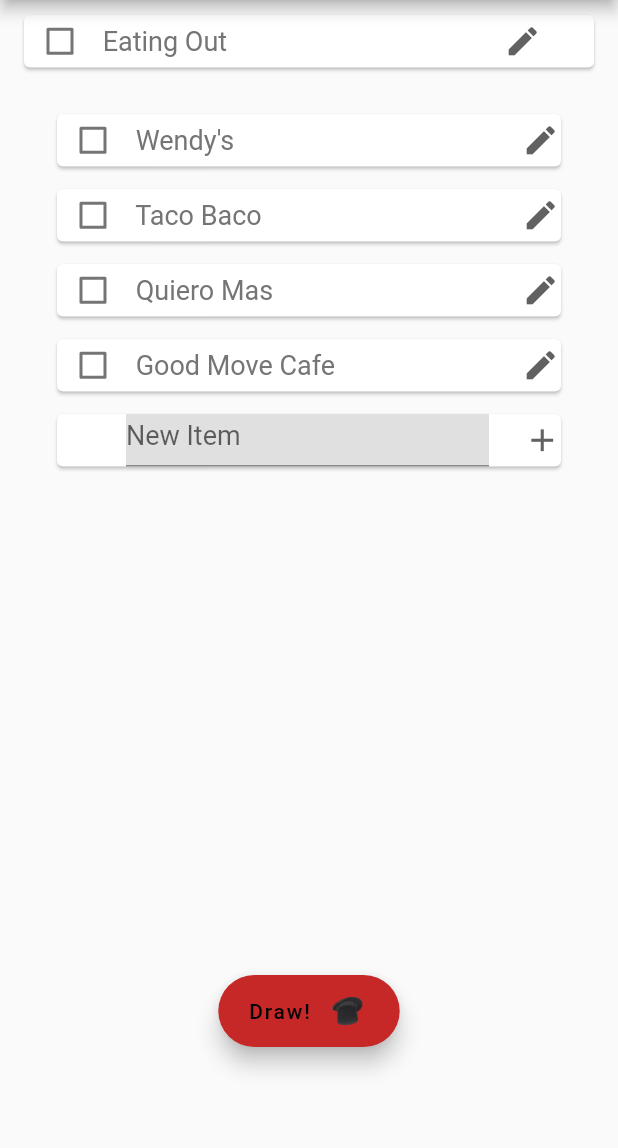
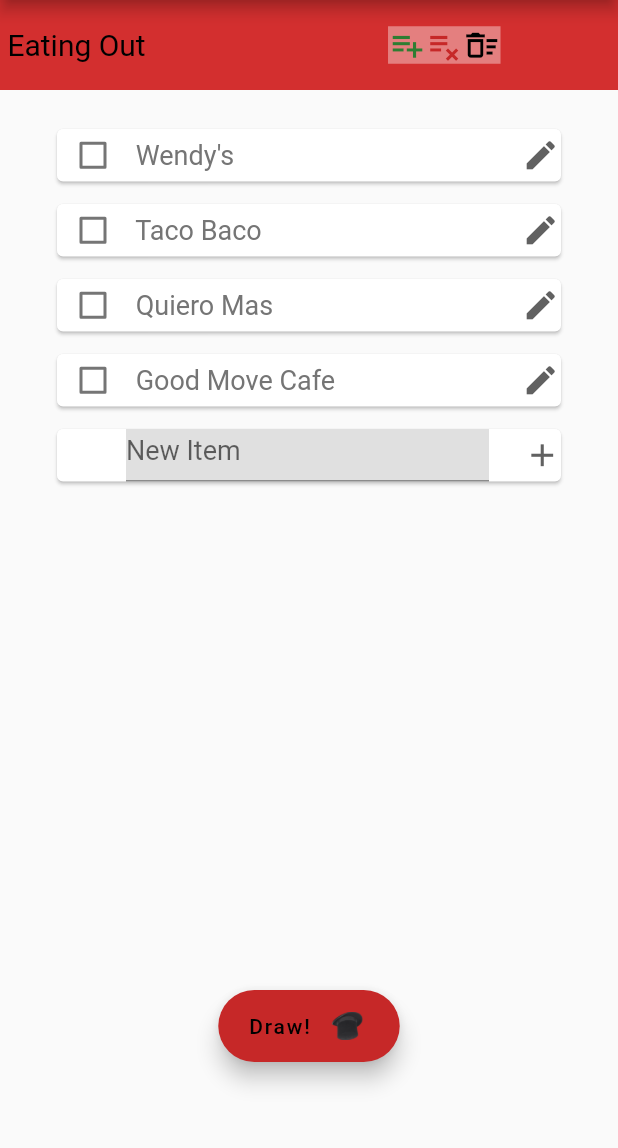
Before and after one commit to BrtWilson/hat_draw, a Flutter app: the CategoriesPage screen opened by its route, after a tap on the "add" icon, after a tap on "Eating Out", on a phone screen of 412 x 824 dp, the part 84-1232 px from its top. Run offline on Flutter 3.47's test engine with Material 2 defaults, Android fonts, the light colour scheme and no system bars.

Commit message:
Items Page Bar complete! (app working)

```diff
--- a/lib/hdw_classes/tiles/hstd_tile.dart
+++ b/lib/hdw_classes/tiles/hstd_tile.dart
@@ -100,7 +100,7 @@
   })
       : _name = name,
         Edit_ = edit,
-        Update_ = update,
+        CBUpdate_ = update,
         _isChild = isChild,
         super(key: key);
 
@@ -108,7 +108,7 @@
   final bool _isChild;
   bool _isChecked = false;
   final Function Edit_;
-  final Function Update_;
+  final Function CBUpdate_;
 
 
   @override
@@ -128,7 +128,7 @@
           value: _isChecked,
           onChanged: (value) {
             _isChecked = value!;
-            Update_(value);
+            CBUpdate_(value);
           },
         ),
         InkWell(
@@ -165,8 +165,6 @@
                   ),
                   onTap: () {
                     Edit_(true);
-                    // todo: test edit capability later
-                    // consider adding a delete option while editing **
                   }
               ),
             ]
@@ -227,7 +225,7 @@
             onTap: () {
               _teController.text = "";
               // Provider.of<HdwState>(context, listen: false).removeItem(_parent, _name);
-              Action_(StdTileConstants.delete, _teController); // Todo: verify
+              Action_(StdTileConstants.delete, _teController);
             }
         ),
         if (_isChecked)
@@ -275,7 +273,7 @@
                   // String newText = _teController.text;
                   // Provider.of<HdwState>(context, listen: false).editItem(
                   //     _parent, _name, newText);
-                  Action_(StdTileConstants.add, _teController); // TODO: ** not functioning...
+                  Action_(StdTileConstants.add, _teController);
                 },
               ),
               InkWell(
@@ -288,7 +286,7 @@
                   //   String newText = _teController.text;
                   //   Provider.of<HdwState>(context, listen: false).editItem(
                   //       _parent, _name, newText);
-                    Action_(StdTileConstants.cancel, _teController); // TODO: ** not functioning...
+                    Action_(StdTileConstants.cancel, _teController);
                   },
               ),
             ]
--- a/lib/hdw_constants.dart
+++ b/lib/hdw_constants.dart
@@ -1,5 +1,5 @@
 
-import 'package:flutter/cupertino.dart';
+import 'package:flutter/material.dart';
 
 class HdwConstants {
   HdwConstants._();
@@ -10,6 +10,7 @@
   static const double tileHeight = 60.0;
   static const double tileWidthRedux = 30.0;
   static const double fontSize = 18.0;
+  static Color? fontColor = Colors.grey[700];
 
   static const String initPage =        '/init';
   static const String categoriesPage =  '/categories';
--- a/lib/pages/items_page.dart
+++ b/lib/pages/items_page.dart
@@ -7,8 +7,15 @@
 
 import '../hdw_classes/hdw_title_bar.dart';
 
+class ItemPageConstants {
+  static const String clearSelection = "clear selection";
+  static const String addCategory = "add";
+  static const String removeCategory = "remove category";
+}
+
+
 class ItemsPage extends StatelessWidget {
-  ItemsPage({super.key});
+  const ItemsPage({super.key});
 
   @override
   Widget build(BuildContext context) {
@@ -52,6 +59,20 @@
 
 class _ItemsPageState extends State<ItemsPageContent> {
 
+  void Action(String action) {
+    setState(() {
+      if (ItemPageConstants.addCategory == action) {
+        Provider.of<HdwState>(context, listen: false).setCategoryInclusion(widget._catName, true);
+      }
+      else if (ItemPageConstants.removeCategory == action) {
+        Provider.of<HdwState>(context, listen: false).setCategoryInclusion(widget._catName, false);
+      }
+      else if (ItemPageConstants.clearSelection == action) {
+        Provider.of<HdwState>(context, listen: false).clearSelection();
+      }
+    });
+  }
+
   @override
   Widget build(BuildContext context) {
     List<Widget> items = widget._catItems.map((i_name) => HdwTile(name: i_name, parent: widget._catName, isChild: true,)).toList();
@@ -66,7 +87,8 @@
           child:
           Column(
             children: [
-              HdwTile(name: widget._catName,),
+              //HdwTile(name: widget._catName,),
+              ItemsPageBar(catName: widget._catName, update: Action),
               SizedBox(
                 height: 600 - keyOverflow,
                 width: 400,
@@ -84,3 +106,89 @@
       );
   }
 }
+
+
+class ItemsPageBar extends StatelessWidget {
+  const ItemsPageBar({
+    Key? key,
+    required String catName,
+    required update,
+  })
+      : _catName = catName,
+        Action_ = update,
+        super(key: key);
+
+  final String _catName;
+  final Function Action_;
+
+  @override
+  Widget build(BuildContext context) {
+    return Container(
+      width: HdwConstants.stdTileWidth(context),
+      height: HdwConstants.tileHeight,
+      color: Colors.red[700],
+      child: Row(
+        children: [
+          Text(
+              " $_catName ",
+              style: const TextStyle(
+                  fontSize: HdwConstants.fontSize + 2.0,
+                  color: Colors.black
+              )
+          ),
+          const Spacer(flex: 2,),
+          Container(
+            color: Colors.white38,
+            child: Row(
+              children: [
+                if (HdwConstants.currentSelection != _catName)
+                  InkWell(
+                    child: Icon(
+                      Icons.playlist_add,
+                      color: Colors.green[800],
+                      size: 25.0,
+                    ),
+                    onTap: () {
+                      Action_(ItemPageConstants.addCategory);
+                    },
+                    onLongPress: () {
+
+                    },
+                  ),
+                if (HdwConstants.currentSelection != _catName)
+                  InkWell(
+                    child: Icon(
+                      Icons.playlist_remove,
+                      color: Colors.red[800],
+                      size: 25.0,
+                    ),
+                    onTap: () {
+                      Action_(ItemPageConstants.removeCategory);
+                    },
+                    onLongPress: () {
+
+                    },
+                  ),
+                InkWell(
+                  child: const Icon(
+                    Icons.delete_sweep_outlined,
+                    color: Colors.black,
+                    size: 25.0,
+                  ),
+                  onTap: () {
+                    Action_(ItemPageConstants.clearSelection);
+                  },
+                  onLongPress: () {
+
+                  },
+                ),
+              ],
+            ),
+          ),
+          const Spacer(),
+        ]
+      ),
+    );
+  }
+
+}
```
Also changed, not shown: lib/hdw_state.dart (+15 -0 lines).
